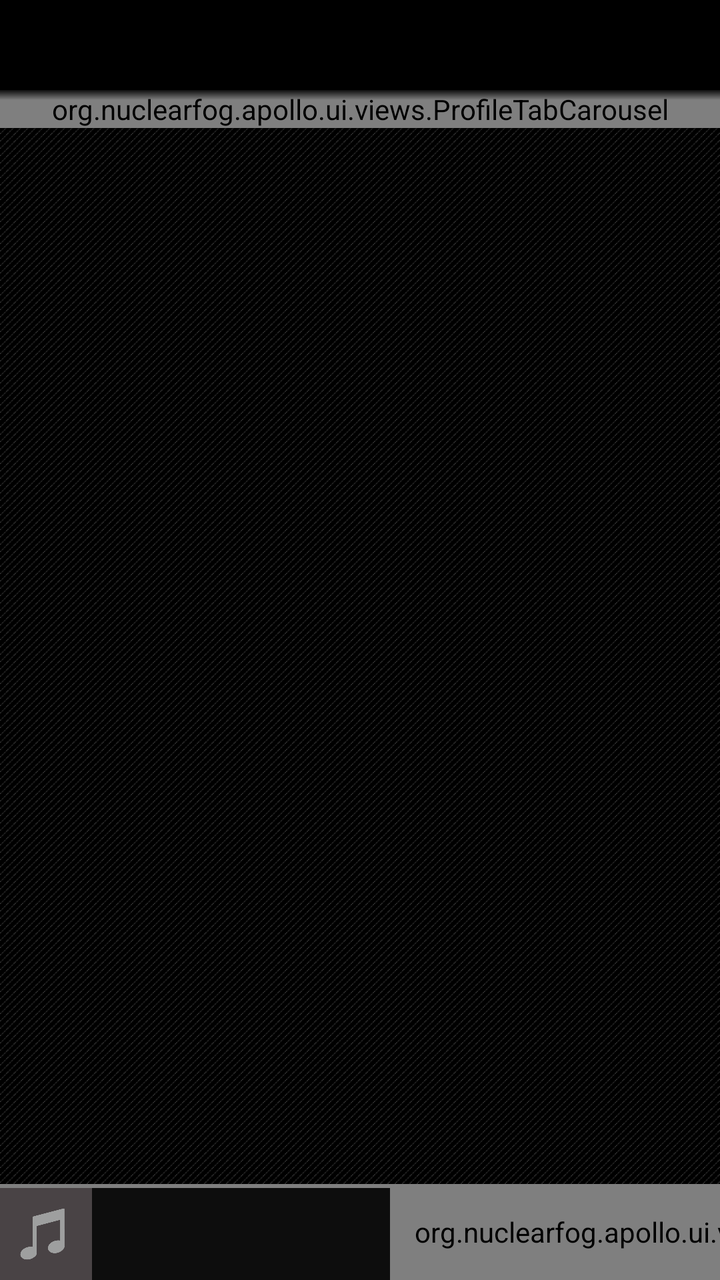
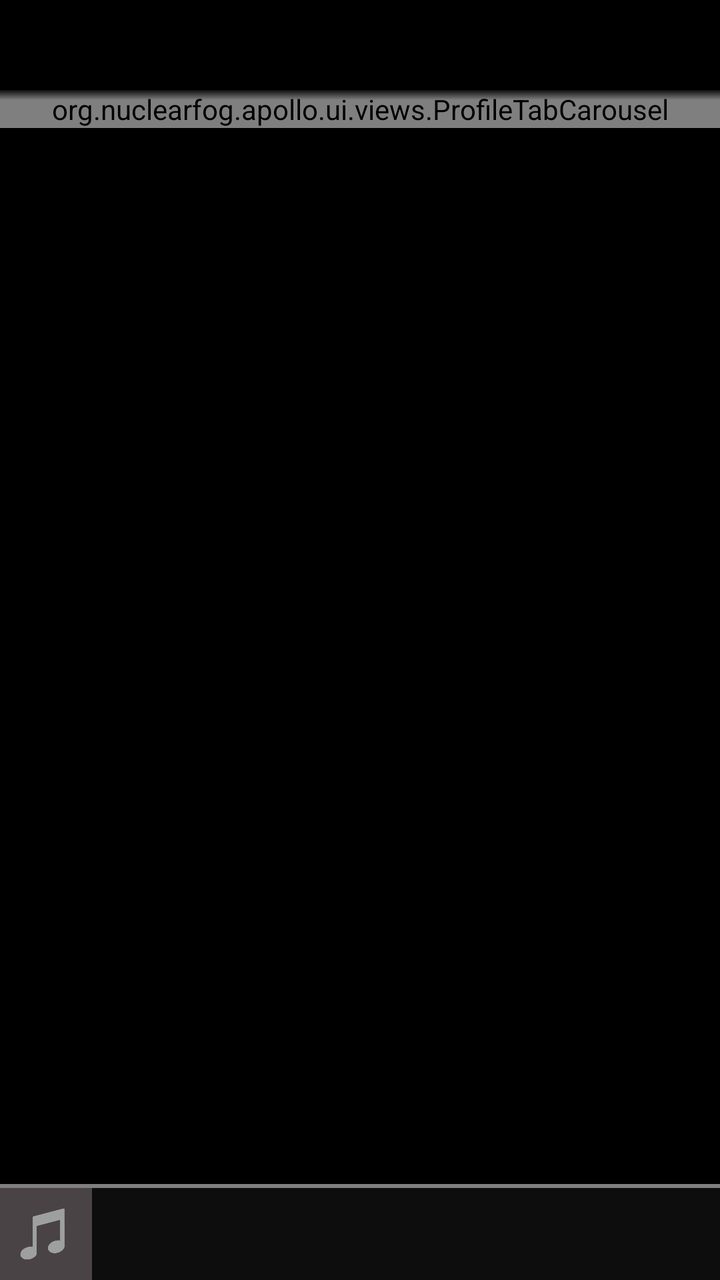

Before-and-after screenshots of an Android layout around one commit, followed by the original layout XML and the change that was made.
<!-- AndroidManifest.xml: application theme Apollo.Theme.Dark -->
<!-- res/layout/activity_profile_base.xml -->
<?xml version="1.0" encoding="utf-8"?>
<LinearLayout xmlns:android="http://schemas.android.com/apk/res/android"
	xmlns:app="http://schemas.android.com/apk/res-auto"
	xmlns:tools="http://schemas.android.com/tools"
	android:orientation="vertical"
	android:layout_width="match_parent"
	android:layout_height="match_parent">

	<androidx.appcompat.widget.Toolbar
		android:id="@+id/activity_profile_base_toolbar"
		android:layout_width="match_parent"
		android:layout_height="@dimen/toolbar_height" />

	<androidx.constraintlayout.widget.ConstraintLayout
		android:layout_width="match_parent"
		android:layout_height="0dp"
		android:layout_weight="1"
		android:background="@drawable/pager_background">

		<androidx.viewpager.widget.ViewPager
			android:id="@+id/activity_profile_base_pager"
			android:layout_width="0dp"
			android:layout_height="0dp"
			app:layout_constraintStart_toStartOf="parent"
			app:layout_constraintTop_toTopOf="parent"
			app:layout_constraintBottom_toTopOf="@id/activity_profile_base_actionbar"
			app:layout_constraintEnd_toEndOf="parent" />

		<include
			android:id="@+id/activity_profile_base_tab_carousel"
			android:layout_width="0dp"
			android:layout_height="wrap_content"
			app:layout_constraintStart_toStartOf="parent"
			app:layout_constraintTop_toTopOf="parent"
			app:layout_constraintEnd_toEndOf="parent"
			layout="@layout/profile_tab_carousel" />

		<ImageView
			android:id="@+id/activity_profile_base_shadow"
			android:layout_width="0dp"
			android:layout_height="@dimen/shadow_height"
			android:src="@drawable/top_shadow"
			app:layout_constraintStart_toStartOf="parent"
			app:layout_constraintTop_toTopOf="parent"
			app:layout_constraintEnd_toEndOf="parent"
			tools:ignore="ContentDescription" />

		<include
			android:id="@+id/activity_profile_base_actionbar"
			android:layout_width="0dp"
			android:layout_height="@dimen/bottom_action_bar_height"
			app:layout_constraintStart_toStartOf="parent"
			app:layout_constraintBottom_toBottomOf="parent"
			app:layout_constraintEnd_toEndOf="parent"
			layout="@layout/bottom_action_bar" />

	</androidx.constraintlayout.widget.ConstraintLayout>

</LinearLayout>
<!-- res/layout/profile_tab_carousel.xml (included above) -->
<?xml version="1.0" encoding="utf-8"?>
<org.nuclearfog.apollo.ui.views.ProfileTabCarousel xmlns:android="http://schemas.android.com/apk/res/android"
	xmlns:app="http://schemas.android.com/apk/res-auto"
	android:layout_width="match_parent"
	android:layout_height="wrap_content"
	android:scrollbars="none">

	<androidx.constraintlayout.widget.ConstraintLayout
		android:layout_width="match_parent"
		android:layout_height="match_parent">

		<include
			android:id="@+id/profile_tab_carousel_tab_one"
			android:layout_width="0dp"
			android:layout_height="0dp"
			app:layout_constraintStart_toStartOf="parent"
			app:layout_constraintTop_toTopOf="parent"
			app:layout_constraintBottom_toTopOf="@id/profile_tab_carousel_shadow"
			app:layout_constraintEnd_toStartOf="@id/profile_tab_carousel_tab_two"
			layout="@layout/profile_tab" />

		<include
			android:id="@+id/profile_tab_carousel_tab_two"
			android:layout_width="0dp"
			android:layout_height="0dp"
			app:layout_constraintStart_toEndOf="@id/profile_tab_carousel_tab_one"
			app:layout_constraintTop_toTopOf="parent"
			app:layout_constraintBottom_toTopOf="@id/profile_tab_carousel_shadow"
			app:layout_constraintEnd_toEndOf="parent"
			layout="@layout/profile_tab" />

		<View
			android:id="@+id/profile_tab_carousel_shadow"
			android:layout_width="match_parent"
			android:layout_height="@dimen/profile_photo_shadow_height"
			android:background="?android:attr/windowContentOverlay"
			app:layout_constraintStart_toStartOf="parent"
			app:layout_constraintBottom_toBottomOf="parent"
			app:layout_constraintEnd_toEndOf="parent" />

	</androidx.constraintlayout.widget.ConstraintLayout>

</org.nuclearfog.apollo.ui.views.ProfileTabCarousel>
<!-- res/layout/bottom_action_bar.xml (included above) -->
<?xml version="1.0" encoding="utf-8"?>
<androidx.constraintlayout.widget.ConstraintLayout xmlns:android="http://schemas.android.com/apk/res/android"
	xmlns:app="http://schemas.android.com/apk/res-auto"
	xmlns:tools="http://schemas.android.com/tools"
	android:id="@+id/bottom_action_bar"
	android:layout_width="match_parent"
	android:layout_height="@dimen/bottom_action_bar_height"
	android:background="@color/action_bar_color"
	android:layout_gravity="bottom">

	<ImageView
		android:id="@+id/bottom_action_bar_background"
		android:layout_width="0dp"
		android:layout_height="0dp"
		app:layout_constraintStart_toEndOf="@id/bottom_action_bar_album_art"
		app:layout_constraintTop_toBottomOf="@id/colorstrip"
		app:layout_constraintBottom_toBottomOf="parent"
		app:layout_constraintEnd_toEndOf="parent"
		tools:ignore="ContentDescription" />

	<org.nuclearfog.apollo.ui.views.theme.Colorstrip
		android:id="@+id/colorstrip"
		android:layout_width="0dp"
		android:layout_height="@dimen/colorstrip_height"
		app:layout_constraintStart_toStartOf="parent"
		app:layout_constraintTop_toTopOf="parent"
		app:layout_constraintEnd_toEndOf="parent" />

	<ImageView
		android:id="@+id/bottom_action_bar_album_art"
		android:layout_width="0dp"
		android:layout_height="0dp"
		android:src="@drawable/default_artwork"
		android:contentDescription="@string/accessibility_album_art"
		app:layout_constraintStart_toStartOf="parent"
		app:layout_constraintTop_toBottomOf="@id/colorstrip"
		app:layout_constraintBottom_toBottomOf="parent"
		app:layout_constraintDimensionRatio="1.0" />

	<TextView
		android:id="@+id/bottom_action_bar_line_one"
		android:layout_width="0dp"
		android:layout_height="wrap_content"
		android:layout_marginLeft="@dimen/bottom_action_bar_info_padding_left"
		android:layout_marginStart="@dimen/bottom_action_bar_info_padding_left"
		android:textColor="@color/bab_line_one"
		app:layout_constraintStart_toEndOf="@id/bottom_action_bar_album_art"
		app:layout_constraintTop_toBottomOf="@id/colorstrip"
		app:layout_constraintBottom_toTopOf="@id/bottom_action_bar_line_two"
		app:layout_constraintEnd_toStartOf="@id/bottom_action_bar_scrollview"
		app:layout_constraintVertical_chainStyle="packed"
		style="@style/BottomActionBarLineOne" />

	<TextView
		android:id="@+id/bottom_action_bar_line_two"
		android:layout_width="0dp"
		android:layout_height="wrap_content"
		android:layout_marginLeft="@dimen/bottom_action_bar_info_padding_left"
		android:layout_marginStart="@dimen/bottom_action_bar_info_padding_left"
		android:textColor="@color/bab_line_two"
		app:layout_constraintStart_toEndOf="@id/bottom_action_bar_album_art"
		app:layout_constraintTop_toBottomOf="@id/bottom_action_bar_line_one"
		app:layout_constraintBottom_toBottomOf="parent"
		app:layout_constraintEnd_toStartOf="@id/bottom_action_bar_scrollview"
		app:layout_constraintVertical_chainStyle="packed"
		style="@style/BottomActionBarLineTwo" />

	<HorizontalScrollView
		android:id="@+id/bottom_action_bar_scrollview"
		android:layout_width="@dimen/bottom_action_bar_button_container_width"
		android:layout_height="0dp"
		android:scrollbars="none"
		app:layout_constraintTop_toTopOf="@id/colorstrip"
		app:layout_constraintBottom_toBottomOf="parent"
		app:layout_constraintEnd_toEndOf="parent">

		<LinearLayout
			android:id="@+id/action_controls"
			android:orientation="horizontal"
			android:layout_width="wrap_content"
			android:layout_height="match_parent"
			android:layoutDirection="ltr"
			tools:ignore="UnusedAttribute">

			<org.nuclearfog.apollo.ui.views.RepeatingImageButton
				android:id="@+id/action_button_previous"
				style="@style/BottomActionBarItem.Previous" />

			<org.nuclearfog.apollo.ui.views.PlayPauseButton
				android:id="@+id/action_button_play"
				style="@style/BottomActionBarItem.Play" />

			<org.nuclearfog.apollo.ui.views.RepeatingImageButton
				android:id="@+id/action_button_next"
				style="@style/BottomActionBarItem.Next" />

			<org.nuclearfog.apollo.ui.views.ShuffleButton
				android:id="@+id/action_button_shuffle"
				style="@style/BottomActionBarItem.Shuffle" />

			<org.nuclearfog.apollo.ui.views.RepeatButton
				android:id="@+id/action_button_repeat"
				style="@style/BottomActionBarItem.Repeat" />

		</LinearLayout>

	</HorizontalScrollView>

</androidx.constraintlayout.widget.ConstraintLayout>
<!-- res/layout/profile_tab.xml (included above) -->
<?xml version="1.0" encoding="utf-8"?>
<org.nuclearfog.apollo.ui.views.CarouselTab xmlns:android="http://schemas.android.com/apk/res/android"
	xmlns:app="http://schemas.android.com/apk/res-auto"
	xmlns:tools="http://schemas.android.com/tools"
	android:layout_width="match_parent"
	android:layout_height="match_parent">

	<androidx.constraintlayout.widget.ConstraintLayout
		android:layout_width="match_parent"
		android:layout_height="match_parent">

		<ImageView
			android:id="@+id/profile_tab_photo"
			android:layout_width="0dp"
			android:layout_height="0dp"
			android:scaleType="centerCrop"
			android:src="@drawable/theme_preview"
			app:layout_constraintStart_toStartOf="parent"
			app:layout_constraintTop_toTopOf="parent"
			app:layout_constraintBottom_toBottomOf="parent"
			app:layout_constraintEnd_toEndOf="parent"
			tools:ignore="ContentDescription" />

		<ImageView
			android:id="@+id/profile_tab_alpha_overlay"
			android:layout_width="0dp"
			android:layout_height="0dp"
			android:scaleType="centerCrop"
			app:layout_constraintStart_toStartOf="@id/profile_tab_photo"
			app:layout_constraintTop_toTopOf="@id/profile_tab_photo"
			app:layout_constraintBottom_toBottomOf="@id/profile_tab_photo"
			app:layout_constraintEnd_toEndOf="@id/profile_tab_photo"
			tools:ignore="ContentDescription" />

		<ImageView
			android:id="@+id/profile_tab_album_art"
			android:layout_width="0dp"
			android:layout_height="0dp"
			android:visibility="gone"
			android:scaleType="centerCrop"
			android:src="@drawable/default_artwork"
			app:layout_constraintStart_toStartOf="parent"
			app:layout_constraintTop_toTopOf="parent"
			app:layout_constraintBottom_toBottomOf="parent"
			app:layout_constraintDimensionRatio="1.0"
			tools:ignore="ContentDescription" />

		<TextView
			android:id="@+id/profile_tab_label"
			android:layout_width="0dp"
			android:layout_height="@dimen/profile_carousel_label_height"
			android:background="@color/carousell_text_background"
			android:paddingLeft="@dimen/profile_label_padding"
			android:paddingStart="@dimen/profile_label_padding"
			android:paddingRight="@dimen/profile_label_padding"
			android:paddingEnd="@dimen/profile_label_padding"
			android:gravity="left|start|center_vertical"
			android:lines="1"
			android:textColor="@color/white"
			android:textSize="@dimen/text_size_large"
			app:layout_constraintStart_toStartOf="parent"
			app:layout_constraintBottom_toBottomOf="parent"
			app:layout_constraintEnd_toEndOf="parent" />

		<org.nuclearfog.apollo.ui.views.theme.Colorstrip
			android:id="@+id/profile_tab_colorstrip"
			android:layout_width="0dp"
			android:layout_height="@dimen/profile_indicator_height"
			app:layout_constraintStart_toStartOf="parent"
			app:layout_constraintBottom_toBottomOf="parent"
			app:layout_constraintEnd_toEndOf="parent" />

	</androidx.constraintlayout.widget.ConstraintLayout>

</org.nuclearfog.apollo.ui.views.CarouselTab>
<!-- resources referenced by this layout -->
<resources>
  <color name="action_bar_color">#ff0d0d0d</color>
  <color name="bab_line_one">@color/white</color>
  <color name="bab_line_two">@color/transparent_white</color>
  <color name="carousell_text_background">#66000000</color>
  <color name="white">#ffffffff</color>
  <dimen name="bottom_action_bar_button_container_width">165.0dp</dimen>
  <dimen name="bottom_action_bar_height">48.0dp</dimen>
  <dimen name="bottom_action_bar_info_padding_left">5.0dp</dimen>
  <dimen name="colorstrip_height">2.0dp</dimen>
  <dimen name="profile_carousel_label_height">45.0dp</dimen>
  <dimen name="profile_indicator_height">5.0dp</dimen>
  <dimen name="profile_label_padding">16.0dp</dimen>
  <dimen name="profile_photo_shadow_height">10.0dp</dimen>
  <dimen name="shadow_height">5.0dp</dimen>
  <dimen name="text_size_large">18.0sp</dimen>
  <dimen name="toolbar_height">45dp</dimen>
  <!-- drawable pager_background (drawable) -->
  <?xml version="1.0" encoding="utf-8"?>
  <bitmap xmlns:android="http://schemas.android.com/apk/res/android"
  	android:src="@drawable/view_pager_background_texture"
  	android:tileMode="repeat" />
  <!-- drawable top_shadow (drawable) -->
  <?xml version="1.0" encoding="utf-8"?>
  <shape xmlns:android="http://schemas.android.com/apk/res/android"
  	android:shape="rectangle">
  
  	<gradient
  		android:angle="270"
  		android:endColor="@color/transparent"
  		android:startColor="@color/action_bar" />
  
  </shape>
  <string name="accessibility_album_art">Album Art</string>
  <style name="BottomActionBarItem.Next" parent="@style/BottomActionBarItem">
  		<item name="android:contentDescription">@string/accessibility_next</item>
  	</style>
  <style name="BottomActionBarItem.Play" parent="@style/BottomActionBarItem">
  		<item name="android:contentDescription">@string/accessibility_play</item>
  	</style>
  <style name="BottomActionBarItem.Previous" parent="@style/BottomActionBarItem">
  		<item name="android:contentDescription">@string/accessibility_prev</item>
  	</style>
  <style name="BottomActionBarItem.Repeat" parent="@style/BottomActionBarItem">
  		<item name="android:contentDescription">@string/accessibility_repeat</item>
  	</style>
  <style name="BottomActionBarItem.Shuffle" parent="@style/BottomActionBarItem">
  		<item name="android:contentDescription">@string/accessibility_shuffle</item>
  	</style>
  <style name="BottomActionBarLineOne" parent="@style/BottomActionBarText">
  		<item name="android:textStyle">bold</item>
  	</style>
  <style name="BottomActionBarLineTwo" parent="@style/BottomActionBarText" />
  <color name="transparent_white">#ffcccccc</color>
  <!-- drawable view_pager_background_texture: png bitmap (drawable-hdpi, 115 bytes) -->
  <color name="transparent">#00000000</color>
  <color name="action_bar">@color/action_bar_color</color>
  <string name="accessibility_next">Next</string>
  <string name="accessibility_play">Play</string>
  <string name="accessibility_prev">Previous</string>
  <string name="accessibility_repeat">Repeat</string>
  <string name="accessibility_shuffle">Shuffle</string>
  <color name="apollo_dark">#ff0a0a0a</color>
  <style name="TransactionPending" parent="@android:style/Animation">
  		<item name="android:activityOpenEnterAnimation">@android:anim/fade_in</item>
  		<item name="android:activityOpenExitAnimation">@android:anim/fade_out</item>
  		<item name="android:activityCloseEnterAnimation">@android:anim/fade_in</item>
  		<item name="android:activityCloseExitAnimation">@android:anim/fade_out</item>
  	</style>
  <dimen name="bottom_action_bar_item_padding_left">12.0dp</dimen>
  <dimen name="bottom_action_bar_item_padding_right">12.0dp</dimen>
  <dimen name="text_size_extra_micro">10.0sp</dimen>
  <!-- unchanged entries left out for length: 5 -->
</resources>

<!-- the commit's change to res/layout/activity_profile_base.xml (unified diff, before → after) -->
@@ -14,8 +14,7 @@
 	<androidx.constraintlayout.widget.ConstraintLayout
 		android:layout_width="match_parent"
 		android:layout_height="0dp"
-		android:layout_weight="1"
-		android:background="@drawable/pager_background">
+		android:layout_weight="1">
 
 		<androidx.viewpager.widget.ViewPager
 			android:id="@+id/activity_profile_base_pager"
@@ -174,6 +173,7 @@
 		android:layout_width="@dimen/bottom_action_bar_button_container_width"
 		android:layout_height="0dp"
 		android:scrollbars="none"
+		android:visibility="invisible"
 		app:layout_constraintTop_toTopOf="@id/colorstrip"
 		app:layout_constraintBottom_toBottomOf="parent"
 		app:layout_constraintEnd_toEndOf="parent">
<!-- resource entries referenced after the edit -->
@@ -16,11 +16,6 @@
   <dimen name="shadow_height">5.0dp</dimen>
   <dimen name="text_size_large">18.0sp</dimen>
   <dimen name="toolbar_height">45dp</dimen>
-  <!-- drawable pager_background (drawable) -->
-  <?xml version="1.0" encoding="utf-8"?>
-  <bitmap xmlns:android="http://schemas.android.com/apk/res/android"
-  	android:src="@drawable/view_pager_background_texture"
-  	android:tileMode="repeat" />
   <!-- drawable top_shadow (drawable) -->
   <?xml version="1.0" encoding="utf-8"?>
   <shape xmlns:android="http://schemas.android.com/apk/res/android"
@@ -53,7 +48,6 @@
   	</style>
   <style name="BottomActionBarLineTwo" parent="@style/BottomActionBarText" />
   <color name="transparent_white">#ffcccccc</color>
-  <!-- drawable view_pager_background_texture: png bitmap (drawable-hdpi, 115 bytes) -->
   <color name="transparent">#00000000</color>
   <color name="action_bar">@color/action_bar_color</color>
   <string name="accessibility_next">Next</string>
